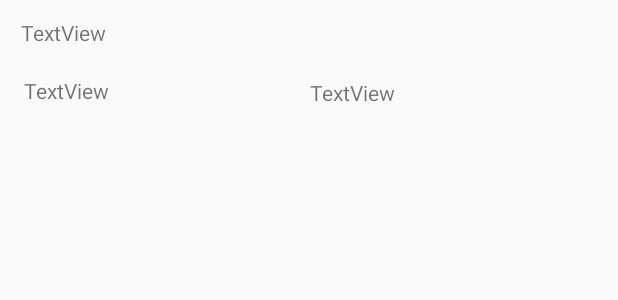
After one commit to tubase06155/AndroidProject, an Android app: the layout mangae_lesson_layout.xml on its own in the app's theme, with its tools: preview values and no code run, on a phone screen of 412 x 824 dp. The commit adds this screen. Shown: the top 300 px of the screen. Run offline under Robolectric (Android 15) with nearby library versions, the phone set to English and light mode, and no system bars.

Commit message:
admin manage Lesson UI

```diff
--- a/app/src/main/AndroidManifest.xml
+++ b/app/src/main/AndroidManifest.xml
@@ -12,7 +12,8 @@
         android:roundIcon="@mipmap/ic_launcher_round"
         android:supportsRtl="true"
         android:theme="@style/AppTheme">
-        <activity android:name=".ReadingActivity"></activity>
+        <activity android:name=".ManageLessonActivity"></activity>
+        <activity android:name=".ReadingActivity" />
         <activity android:name=".DoQuizActivity" />
         <activity android:name=".LearnLessonActivity" />
         <activity android:name=".GrammarActivity" />
--- /dev/null
+++ b/app/src/main/res/layout/mangae_lesson_layout.xml
@@ -0,0 +1,29 @@
+<?xml version="1.0" encoding="utf-8"?>
+<AbsoluteLayout xmlns:android="http://schemas.android.com/apk/res/android"
+    android:layout_width="match_parent"
+    android:layout_height="80dp">
+
+    <TextView
+        android:id="@+id/manageLessonTitle"
+        android:layout_width="380dp"
+        android:layout_height="32dp"
+        android:layout_x="14dp"
+        android:layout_y="12dp"
+        android:text="TextView" />
+
+    <TextView
+        android:id="@+id/manageLessonSkill"
+        android:layout_width="175dp"
+        android:layout_height="wrap_content"
+        android:layout_x="16dp"
+        android:layout_y="51dp"
+        android:text="TextView" />
+
+    <TextView
+        android:id="@+id/manageLessonDiffulty"
+        android:layout_width="185dp"
+        android:layout_height="wrap_content"
+        android:layout_x="207dp"
+        android:layout_y="52dp"
+        android:text="TextView" />
+</AbsoluteLayout>
```
Also changed, not shown: app/src/main/java/com/example/learningenglish/AdminActivity.java (+9 -0 lines), app/src/main/java/com/example/learningenglish/LoginDAO.java (deleted, +0 -40 lines), app/src/main/java/com/example/learningenglish/ManageLessonActivity.java (added, +38 -0 lines), app/src/main/java/com/example/learningenglish/adapter/ManageLessonAdapter.java (added, +69 -0 lines), app/src/main/java/com/example/learningenglish/dal/LessonDAO.java (+24 -0 lines), app/src/main/res/layout/activity_manage_lesson.xml (added, +15 -0 lines).
